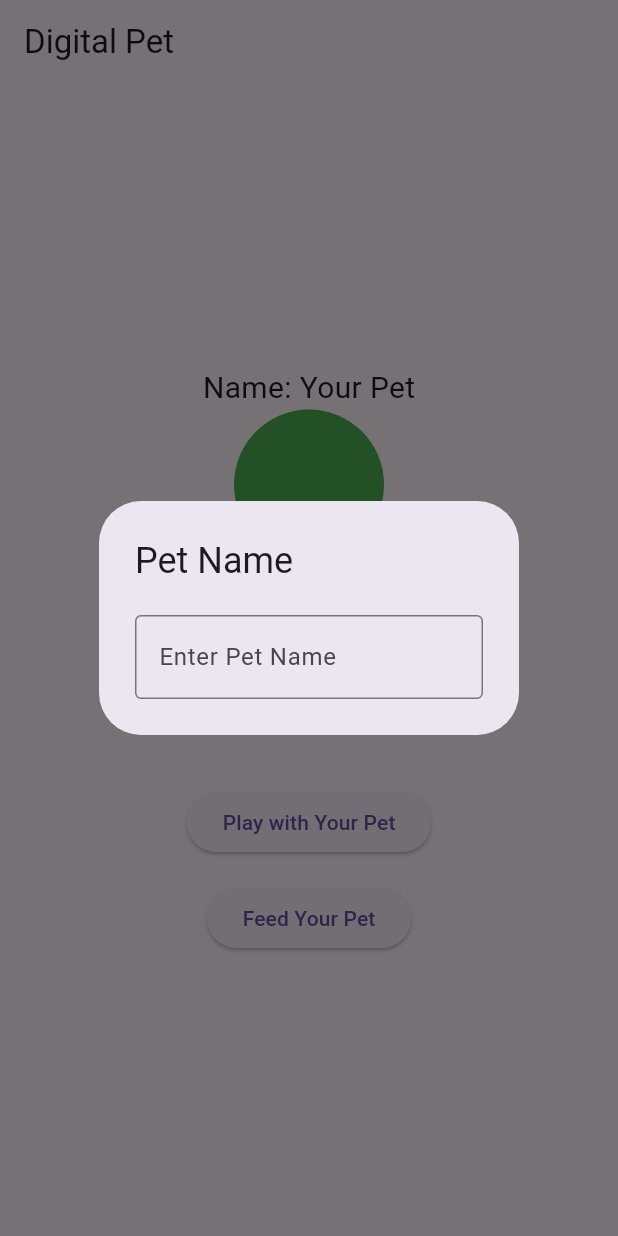
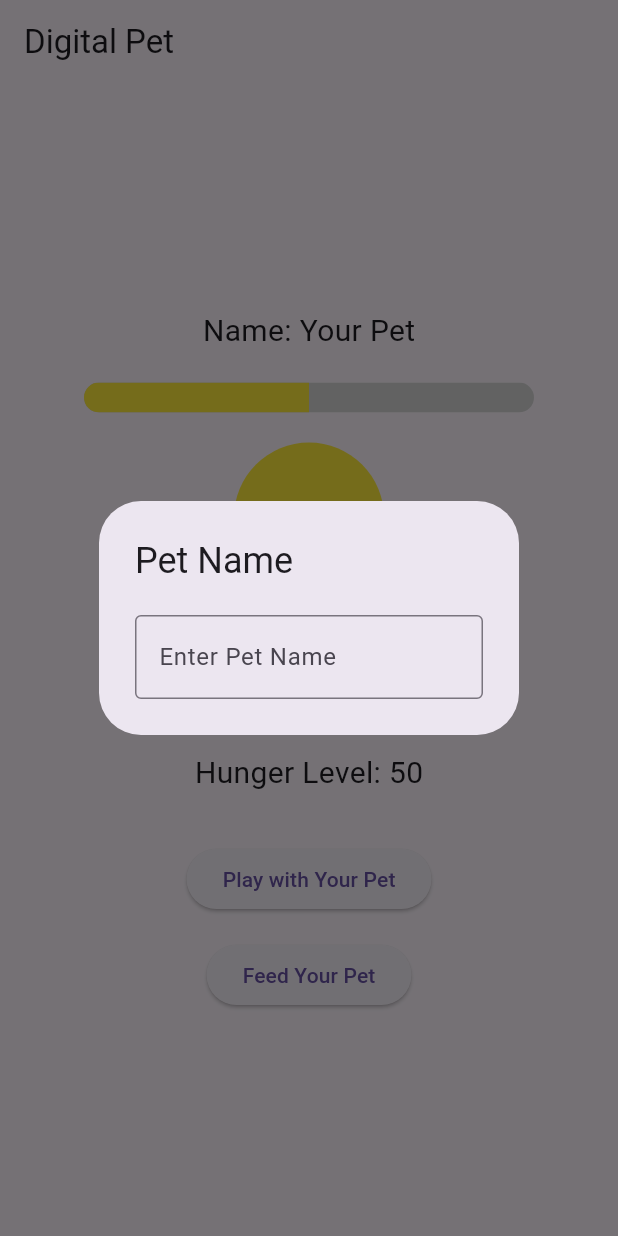
Before and after one commit to jasonyu17/ClassActivity5, a Flutter app: the screen it shows after launch, on a phone screen of 412 x 824 dp. Run offline on Flutter 3.47's test engine with Material 3 defaults, Android fonts, the light colour scheme and no system bars.

Commit message:
added energy bar

```diff
--- a/lib/main.dart
+++ b/lib/main.dart
@@ -19,8 +19,10 @@
   final TextEditingController _controller = TextEditingController();
   int happinessLevel = 50;
   int hungerLevel = 50;
-  Color petColor = Colors.green;
-  String petMood = "Happy";
+  int energyLevel = 50;
+  Color petColor = Colors.yellow;
+  Color energyColor = Colors.yellow;
+  String petMood = "Neutral";
 
   @override
 void initState() {
@@ -34,9 +36,11 @@
   void _playWithPet() {
     setState(() {
       happinessLevel = (happinessLevel + 10).clamp(0, 100);
+      energyLevel = (energyLevel - 10).clamp(0, 100);
       _updateHunger();
       _petColor();
       _petMood();
+      _energyColor();
     });
   }
 
@@ -44,7 +48,9 @@
   void _feedPet() {
     setState(() {
       hungerLevel = (hungerLevel - 10).clamp(0, 100);
+      energyLevel = (energyLevel + 10).clamp(0, 100);
       _updateHappiness();
+      _energyColor();
     });
   }
 
@@ -72,6 +78,20 @@
       }
       else {
         petMood = "Happy";
+      }
+    });
+  }
+
+  void _energyColor(){
+    setState(() {
+      if (energyLevel < 30 ) {
+        energyColor = Colors.red;
+      }
+      else if (energyLevel < 70) {
+        energyColor = Colors.yellow;
+      }
+      else {
+        energyColor = Colors.green;
       }
     });
   }
@@ -119,6 +139,19 @@
               style: TextStyle(fontSize: 20.0),
             ),
             Container(
+          margin: EdgeInsets.symmetric(vertical: 20),
+          width: 300,
+          height: 20,
+          child: ClipRRect(
+            borderRadius: BorderRadius.all(Radius.circular(10)),
+            child: LinearProgressIndicator(
+              value: energyLevel / 100,
+              valueColor: AlwaysStoppedAnimation<Color>(energyColor),
+              backgroundColor: Color(0xffD6D6D6),
+            ),
+          ),
+        ),
+            Container(
               width: 100,
               height: 100,
               decoration: BoxDecoration(
@@ -126,6 +159,8 @@
               color: petColor,),
 
             ),
+
+            SizedBox(height: 16.0),
             Text('$petMood', style: TextStyle(fontSize: 20.0),),
 
             SizedBox(height: 16.0),
```
